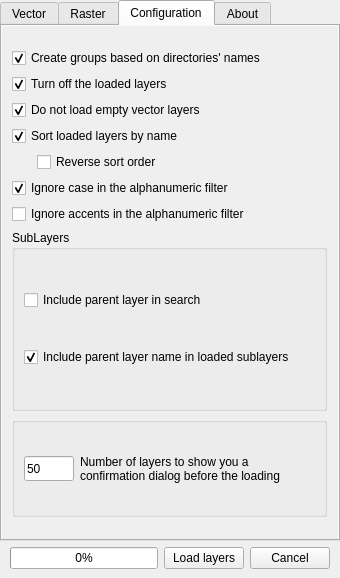
This is Ui_DockWidget.ui in gacarrillor/loadthemall as Qt 5 draws it before an edit. The edited form follows.
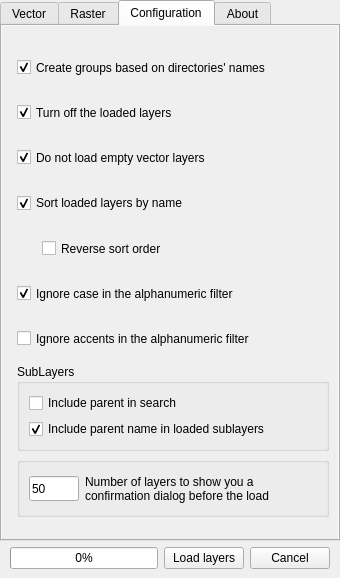
This is the edited form. The open tabs and pages were chosen to show the change. Icons and pictures are not drawn.

Commit message: Adjust configuration tab controls; update translations

The edit to the form file:
```diff
--- a/Ui_DockWidget.ui
+++ b/Ui_DockWidget.ui
@@ -284,8 +284,8 @@
             <rect>
              <x>0</x>
              <y>0</y>
-             <width>338</width>
-             <height>476</height>
+             <width>336</width>
+             <height>486</height>
             </rect>
            </property>
            <property name="sizePolicy">
@@ -299,20 +299,26 @@
              <number>9</number>
             </property>
             <item row="0" column="0">
-             <layout class="QVBoxLayout" name="verticalLayout_2" stretch="0,1,0,0,0,0,0,0,0,0,0">
-              <property name="spacing">
+             <layout class="QGridLayout" name="gridLayout_14">
+              <property name="leftMargin">
                <number>6</number>
               </property>
-              <property name="margin">
+              <property name="topMargin">
                <number>0</number>
               </property>
-              <item>
+              <property name="rightMargin">
+               <number>0</number>
+              </property>
+              <property name="bottomMargin">
+               <number>0</number>
+              </property>
+              <item row="0" column="0">
                <spacer name="verticalSpacer">
                 <property name="orientation">
                  <enum>Qt::Vertical</enum>
                 </property>
                 <property name="sizeType">
-                 <enum>QSizePolicy::Minimum</enum>
+                 <enum>QSizePolicy::Preferred</enum>
                 </property>
                 <property name="sizeHint" stdset="0">
                  <size>
@@ -322,17 +328,17 @@
                 </property>
                </spacer>
               </item>
-              <item>
+              <item row="1" column="0">
                <widget class="QCheckBox" name="chkGroups">
                 <property name="sizePolicy">
-                 <sizepolicy hsizetype="Preferred" vsizetype="Fixed">
+                 <sizepolicy hsizetype="Preferred" vsizetype="Expanding">
                   <horstretch>0</horstretch>
                   <verstretch>0</verstretch>
                  </sizepolicy>
                 </property>
                 <property name="maximumSize">
                  <size>
-                  <width>315</width>
+                  <width>16777215</width>
                   <height>16777215</height>
                  </size>
                 </property>
@@ -344,11 +350,17 @@
                 </property>
                </widget>
               </item>
-              <item>
+              <item row="2" column="0">
                <widget class="QCheckBox" name="chkLayersOff">
+                <property name="sizePolicy">
+                 <sizepolicy hsizetype="Minimum" vsizetype="Expanding">
+                  <horstretch>0</horstretch>
+                  <verstretch>0</verstretch>
+                 </sizepolicy>
+                </property>
                 <property name="maximumSize">
                  <size>
-                  <width>315</width>
+                  <width>16777215</width>
                   <height>16777215</height>
                  </size>
                 </property>
@@ -360,8 +372,14 @@
                 </property>
                </widget>
               </item>
-              <item>
+              <item row="3" column="0">
                <widget class="QCheckBox" name="chkDoNotEmpty">
+                <property name="sizePolicy">
+                 <sizepolicy hsizetype="Minimum" vsizetype="Expanding">
+                  <horstretch>0</horstretch>
+                  <verstretch>0</verstretch>
+                 </sizepolicy>
+                </property>
                 <property name="text">
                  <string>Do not load empty vector layers </string>
                 </property>
@@ -370,8 +388,14 @@
                 </property>
                </widget>
               </item>
-              <item>
+              <item row="4" column="0">
                <widget class="QCheckBox" name="chkSort">
+                <property name="sizePolicy">
+                 <sizepolicy hsizetype="Minimum" vsizetype="Expanding">
+                  <horstretch>0</horstretch>
+                  <verstretch>0</verstretch>
+                 </sizepolicy>
+                </property>
                 <property name="text">
                  <string>Sort loaded layers by name</string>
                 </property>
@@ -380,7 +404,7 @@
                 </property>
                </widget>
               </item>
-              <item>
+              <item row="5" column="0">
                <layout class="QHBoxLayout" name="horizontalLayout_3">
                 <item>
                  <spacer name="horizontalSpacer_5">
@@ -400,6 +424,12 @@
                 </item>
                 <item>
                  <widget class="QCheckBox" name="chkReverseSort">
+                  <property name="sizePolicy">
+                   <sizepolicy hsizetype="Minimum" vsizetype="Expanding">
+                    <horstretch>0</horstretch>
+                    <verstretch>0</verstretch>
+                   </sizepolicy>
+                  </property>
                   <property name="text">
                    <string>Reverse sort order</string>
                   </property>
@@ -407,8 +437,14 @@
                 </item>
                </layout>
               </item>
-              <item>
+              <item row="6" column="0">
                <widget class="QCheckBox" name="chkCaseInsensitive">
+                <property name="sizePolicy">
+                 <sizepolicy hsizetype="Minimum" vsizetype="Expanding">
+                  <horstretch>0</horstretch>
+                  <verstretch>0</verstretch>
+                 </sizepolicy>
+                </property>
                 <property name="text">
                  <string>Ignore case in the alphanumeric filter</string>
                 </property>
@@ -417,8 +453,14 @@
                 </property>
                </widget>
               </item>
-              <item>
+              <item row="7" column="0">
                <widget class="QCheckBox" name="chkAccentInsensitive">
+                <property name="sizePolicy">
+                 <sizepolicy hsizetype="Minimum" vsizetype="Expanding">
+                  <horstretch>0</horstretch>
+                  <verstretch>0</verstretch>
+                 </sizepolicy>
+                </property>
                 <property name="toolTip">
                  <string>This option requires the Python lib 'unidecode'</string>
                 </property>
@@ -430,8 +472,14 @@
                 </property>
                </widget>
               </item>
-              <item>
+              <item row="8" column="0">
                <widget class="QGroupBox" name="groupBox_2">
+                <property name="sizePolicy">
+                 <sizepolicy hsizetype="Preferred" vsizetype="MinimumExpanding">
+                  <horstretch>0</horstretch>
+                  <verstretch>0</verstretch>
+                 </sizepolicy>
+                </property>
                 <property name="title">
                  <string>SubLayers</string>
                 </property>
@@ -439,14 +487,14 @@
                  <item row="0" column="0">
                   <widget class="QCheckBox" name="chkSearchParentLayer">
                    <property name="text">
-                    <string>Include parent layer in search</string>
+                    <string>Include parent in search</string>
                    </property>
                   </widget>
                  </item>
                  <item row="1" column="0">
                   <widget class="QCheckBox" name="chkAddParentLayerName">
                    <property name="text">
-                    <string>Include parent layer name in loaded sublayers</string>
+                    <string>Include parent name in loaded sublayers</string>
                    </property>
                    <property name="checked">
                     <bool>true</bool>
@@ -456,7 +504,7 @@
                 </layout>
                </widget>
               </item>
-              <item>
+              <item row="9" column="0">
                <widget class="QGroupBox" name="groupBox">
                 <property name="minimumSize">
                  <size>
@@ -466,7 +514,7 @@
                 </property>
                 <property name="maximumSize">
                  <size>
-                  <width>315</width>
+                  <width>16777215</width>
                   <height>100</height>
                  </size>
                 </property>
@@ -509,7 +557,7 @@
                       </font>
                      </property>
                      <property name="text">
-                      <string>Number of layers to show you a confirmation dialog before the loading</string>
+                      <string>Number of layers to show you a confirmation dialog before the load</string>
                      </property>
                      <property name="alignment">
                       <set>Qt::AlignLeading|Qt::AlignLeft|Qt::AlignVCenter</set>
@@ -524,7 +572,7 @@
                 </layout>
                </widget>
               </item>
-              <item>
+              <item row="10" column="0">
                <spacer name="verticalSpacer_2">
                 <property name="orientation">
                  <enum>Qt::Vertical</enum>
```
Left out of the diff: 52 changed lines with no effect on the pictures. The commit also changes 3 other files.
